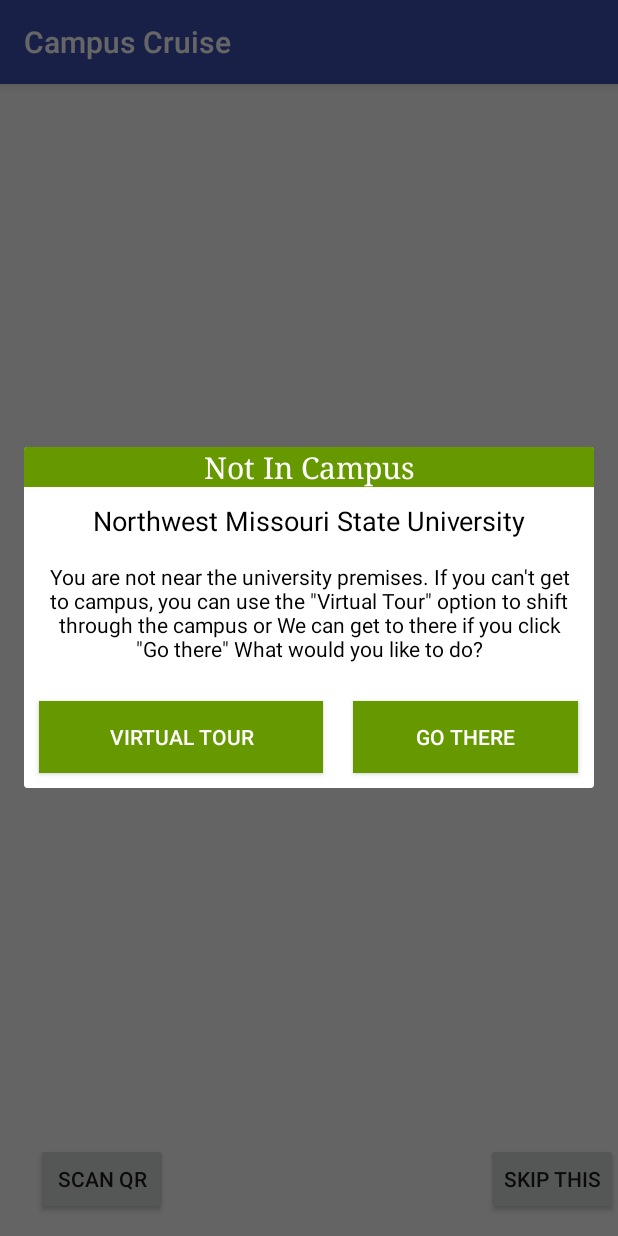
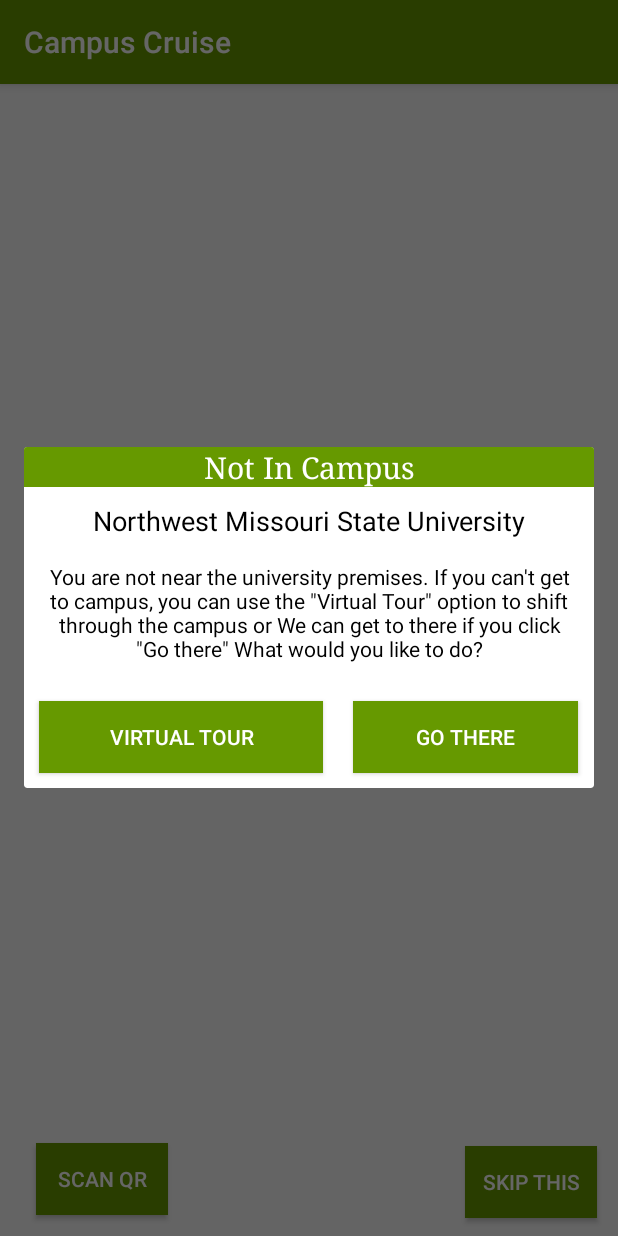
Before and after one commit to DandeRao/CampusCruise, an Android app: the PhysicalTourActivity screen opened directly, with no data from a screen before it, after a tap on "START NAVIGATION", on a phone screen of 412 x 824 dp. Run offline under Robolectric (Android 15) with nearby library versions, the phone set to English and light mode, and no system bars; libraries missing offline, so code that uses them is left out: com.google.zxing.integration; plain views replace SKMapViewHolder; pictures from the network do not load; 6 statements that could not run were skipped; 1 other tap on this screen came first.

Commit message:
Week 09 Work commit

```diff
--- a/Code/SKMapsTutorial/app/src/main/res/layout/activity_physical_tour.xml
+++ b/Code/SKMapsTutorial/app/src/main/res/layout/activity_physical_tour.xml
@@ -17,17 +17,19 @@
 
 
         <Button
+            android:text="Tour"
             android:id = "@+id/tourButton"
             android:layout_width="wrap_content"
             android:layout_height="wrap_content"
             android:layout_gravity="bottom|right"
-            android:text="Tour"
             android:padding="10dp"
             android:paddingRight="10dp"
             android:layout_alignParentBottom="true"
             android:layout_alignParentEnd="true"
             android:layout_marginEnd="14dp"
-            android:layout_marginBottom="12dp" />
+            android:layout_marginBottom="12dp"
+            android:background="@android:color/holo_green_dark"
+            android:textColor="@color/white" />
 
         <Button
             android:id = "@+id/QRScanButton"
@@ -39,7 +41,9 @@
             android:padding="10dp"
             android:paddingLeft="10dp"
             android:layout_marginBottom="14dp"
-            android:layout_marginStart="24dp" />
+            android:layout_marginStart="24dp"
+            android:background="@android:color/holo_green_dark"
+            android:textColor="@color/white" />
         <Button
             android:id = "@+id/startTourButton"
             android:layout_width="wrap_content"
@@ -52,19 +56,23 @@
             android:layout_alignParentBottom="true"
             android:layout_centerHorizontal="true"
             android:visibility="invisible"
-            />
+            android:background="@android:color/holo_green_dark"
+            android:textColor="@color/white" />
 
         <Button
+            android:text="Skip this"
             android:id = "@+id/skipBuildingButton"
             android:layout_width="wrap_content"
             android:layout_height="wrap_content"
             android:layout_gravity="bottom|right"
-            android:text="Skip this"
             android:padding="10dp"
-            android:paddingRight="20dp"
-            android:layout_marginBottom="14dp"
+            android:paddingRight="10dp"
             android:layout_alignParentBottom="true"
-            android:layout_alignParentRight="true"
+            android:layout_alignParentEnd="true"
+            android:layout_marginEnd="14dp"
+            android:layout_marginBottom="12dp"
+            android:background="@android:color/holo_green_dark"
+            android:textColor="@color/white"
             android:visibility="invisible"
             />
 
@@ -76,10 +84,10 @@
             android:layout_toEndOf="@+id/QRScanButton"
             android:id="@+id/building_name"
             android:textSize="36sp"
-            android:textColor="#FFFFFF"
+            android:textColor="@color/white"
             android:layout_alignParentStart="true"
             android:textAlignment="center"
-            tools:background="#458B00"
+            tools:background="@android:color/holo_green_dark"
             android:visibility="invisible"
             />
 
--- a/Code/SKMapsTutorial/app/src/main/res/values/colors.xml
+++ b/Code/SKMapsTutorial/app/src/main/res/values/colors.xml
@@ -1,6 +1,6 @@
 <?xml version="1.0" encoding="utf-8"?>
 <resources>
-    <color name="colorPrimary">#3F51B5</color>
-    <color name="colorPrimaryDark">#303F9F</color>
-    <color name="colorAccent">#FF4081</color>
+    <color name="colorPrimary">@android:color/holo_green_dark</color>
+    <color name="colorPrimaryDark">@android:color/holo_green_dark</color>
+    <color name="colorAccent">@android:color/holo_green_light</color>
 </resources>
```
Also changed, not shown: Code/SKMapsTutorial/app/src/main/java/com/skmapstutorial/Application/SKMapsApplication.java (+98 -5 lines), Code/SKMapsTutorial/app/src/main/java/com/skmapstutorial/Application/Services/NetworkChangeReceiver.java (added, +171 -0 lines), Code/SKMapsTutorial/app/src/main/res/layout/activity_main.xml (+5 -3 lines), Code/SKMapsTutorial/app/src/main/res/drawable/cmapus_map_splash_screen.png (added), Code/SKMapsTutorial/app/src/main/res/drawable/icon_big.png (added).
